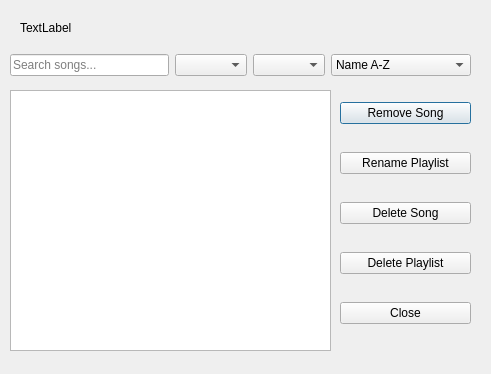
Above: playlistsongsdialog.ui from Kiana-hash/MusicAppQt before the change. Below: the same form after it.
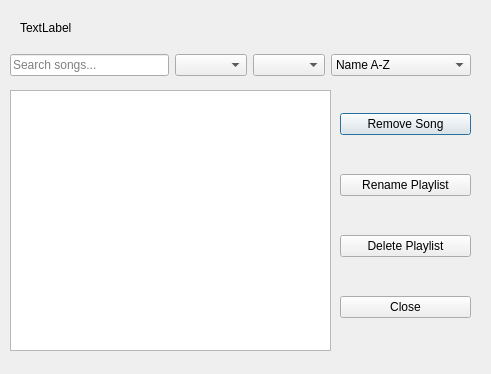
That is the form after the change.

```diff
--- a/playlistsongsdialog.ui
+++ b/playlistsongsdialog.ui
@@ -109,13 +109,6 @@
       </property>
      </widget>
     </item>
-    <item>
-     <widget class="QPushButton" name="deleteSongButton">
-      <property name="text">
-       <string>Delete Song</string>
-      </property>
-     </widget>
-    </item>
     <item>
      <widget class="QPushButton" name="deletePlaylistButton">
       <property name="text">
```
